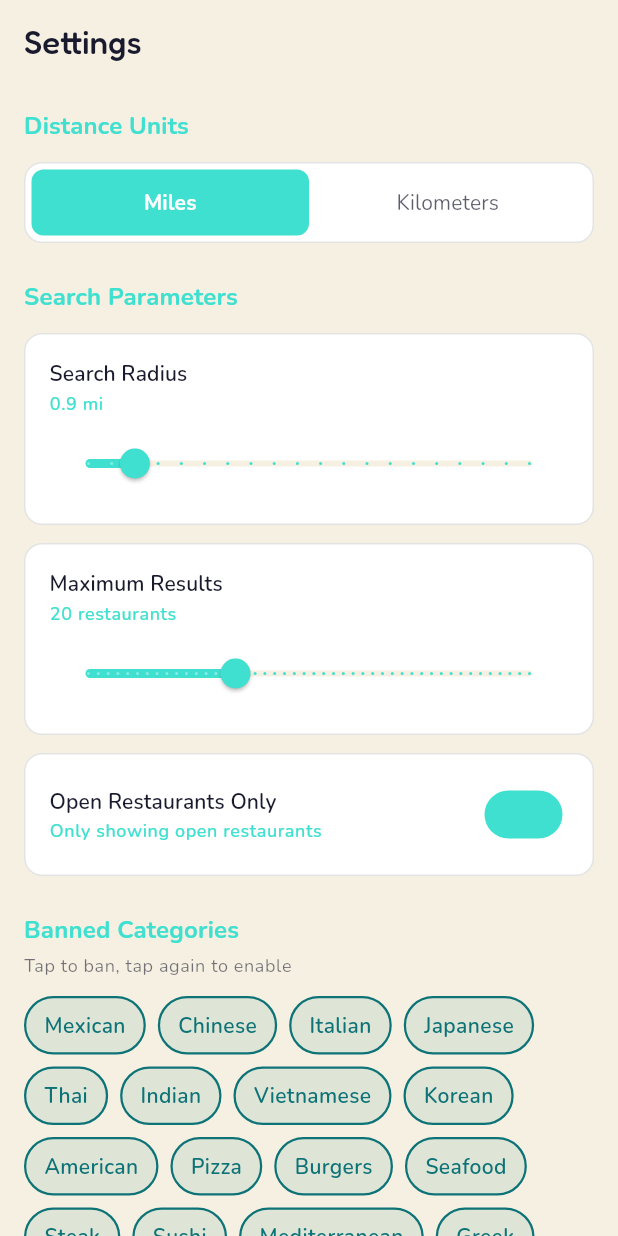
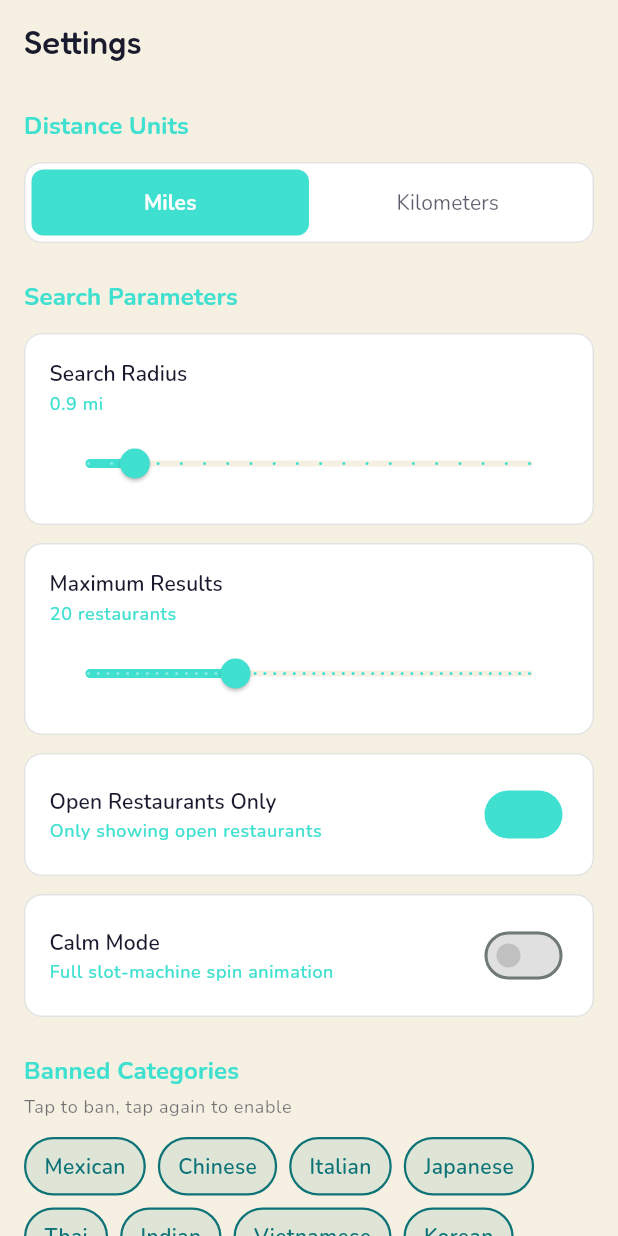
Before and after one commit to Rockncoder/randoeats, a Flutter app: the SettingsScreen screen opened by its route, on a phone screen of 412 x 824 dp. Run offline on Flutter 3.47's test engine with Material 3 defaults, Android fonts, the phone set to English and light mode, and no system bars; our stand-ins replace dio, equatable, firebase_analytics, firebase_core, firebase_crashlytics, flutter_riverpod and 10 more; missing offline and left inert: marionette_flutter; accounts and stored records are empty; generated files the repository leaves out were written again.

Commit message:
feat(results): winner reveal — expand, announce, and Calm Mode (#35)
Make the slot-machine winner unmistakable and add a reduced-motion path:

- Winning cell now expands (AnimatedScale) and is held briefly before the
  celebration/handoff so the result reads clearly.
- Off-screen Semantics live-region announces the winner to screen readers.
- Calm Mode (UserSettings.calmMode, typeId 4 field 6): reduced-motion path
  that places the reels instantly and reveals the winner with no scrolling.
  Toggle added to the Settings screen; threaded into MultiReelSlotMachine
  from ResultsScreen.

Tests: UserSettings.calmMode (default/props/copyWith), slot-machine calm-mode
reveal + live-region label.

```diff
--- a/lib/models/user_settings.dart
+++ b/lib/models/user_settings.dart
@@ -41,6 +41,7 @@ class UserSettings extends Equatable {
     this.maxResults = defaultMaxResults,
     this.distanceUnit = DistanceUnit.miles,
     this.bannedCategories = const {},
+    this.calmMode = false,
   });
 
   /// Default number of days to hide a restaurant after picking.
@@ -94,6 +95,13 @@ class UserSettings extends Equatable {
   @HiveField(5)
   final Set<String> bannedCategories;
 
+  /// Whether to reduce motion (skip the slot-machine spin animation).
+  ///
+  /// When true, the winner is revealed without the reels scrolling — an
+  /// accessibility accommodation for motion sensitivity.
+  @HiveField(6)
+  final bool calmMode;
+
   /// Creates a copy with the given fields replaced.
   UserSettings copyWith({
     int? hideDaysAfterPick,
@@ -102,6 +110,7 @@ class UserSettings extends Equatable {
     int? maxResults,
     DistanceUnit? distanceUnit,
     Set<String>? bannedCategories,
+    bool? calmMode,
   }) {
     return UserSettings(
       hideDaysAfterPick: hideDaysAfterPick ?? this.hideDaysAfterPick,
@@ -110,6 +119,7 @@ class UserSettings extends Equatable {
       maxResults: maxResults ?? this.maxResults,
       distanceUnit: distanceUnit ?? this.distanceUnit,
       bannedCategories: bannedCategories ?? this.bannedCategories,
+      calmMode: calmMode ?? this.calmMode,
     );
   }
 
@@ -121,5 +131,6 @@ class UserSettings extends Equatable {
     maxResults,
     distanceUnit,
     bannedCategories,
+    calmMode,
   ];
 }
--- a/lib/screens/results/results_screen.dart
+++ b/lib/screens/results/results_screen.dart
@@ -331,11 +331,15 @@ class _ResultsScreenState extends ConsumerState<ResultsScreen> {
   }
 
   Widget _buildSlotMachineList(BuildContext context, DiscoveryState state) {
+    final calmMode =
+        StorageService.instance.isInitialized &&
+        StorageService.instance.getSettings().calmMode;
     return MultiReelSlotMachine(
       key: _slotMachineKey,
       restaurants: state.restaurants,
       onRestaurantTap: _onDirectTap,
       onSpinComplete: _onSpinComplete,
+      calmMode: calmMode,
     );
   }
 }
--- a/lib/screens/settings/settings_screen.dart
+++ b/lib/screens/settings/settings_screen.dart
@@ -185,6 +185,26 @@ class _SettingsScreenState extends State<SettingsScreen> {
               onChanged: (value) {
                 _updateSettings(
                   _settings.copyWith(includeOpenOnly: value),
+                );
+              },
+            ),
+          ),
+          const SizedBox(height: 12),
+
+          // Calm Mode (reduced motion) Toggle
+          _buildSettingCard(
+            theme,
+            title: 'Calm Mode',
+            subtitle: _settings.calmMode
+                ? 'Reduced motion — winner revealed without spinning'
+                : 'Full slot-machine spin animation',
+            child: Switch(
+              key: const ValueKey('setting_calm_mode'),
+              value: _settings.calmMode,
+              activeTrackColor: GoogieColors.turquoise,
+              onChanged: (value) {
+                _updateSettings(
+                  _settings.copyWith(calmMode: value),
                 );
               },
             ),
```
Also changed, not shown: lib/bootstrap.dart (+9 -1 lines), lib/widgets/multi_reel_slot_machine.dart (+77 -3 lines), lib/models/user_settings.g.dart, 2 other files.
